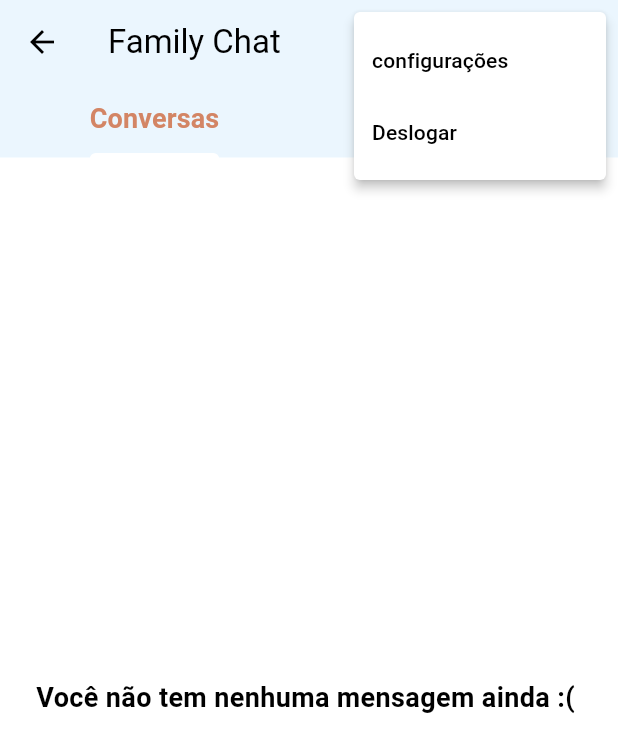
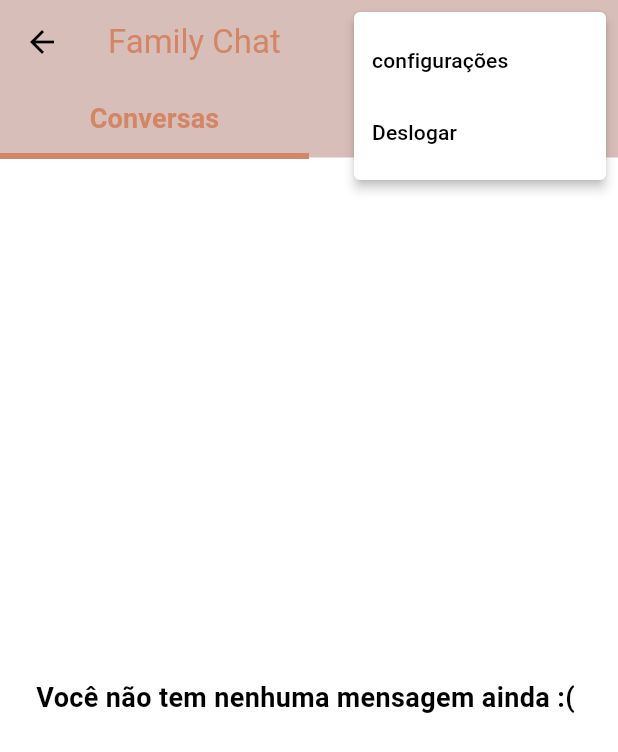
Before and after one commit to devWeslei/family_chat, a Flutter app: the Home screen opened by its route, after a tap on the "more vert" icon, on a phone screen of 412 x 824 dp. Shown: the top 752 px of the screen. Run offline on Flutter 3.47's test engine with Material 3 defaults, Android fonts, the phone set to English and light mode, and no system bars; our stand-ins replace cloud_firestore, firebase_auth, firebase_core, firebase_storage, image_picker; accounts and stored records are empty.

Commit message:
correções de layout e logica

```diff
--- a/lib/Home.dart
+++ b/lib/Home.dart
@@ -70,16 +70,23 @@ class _HomeState extends State<Home> with SingleTickerProviderStateMixin {
   Widget build(BuildContext context) {
     return Scaffold(
         appBar: AppBar(
-          title: Text("Family Chat"),
+          backgroundColor: Theme.of(context).colorScheme.secondary,
+          title: Text(
+            "Family Chat",
+            style: TextStyle(
+              color: Theme.of(context).colorScheme.primary,
+            ),
+          ),
           elevation: Platform.isIOS ? 0 : 4,
           bottom: TabBar(
+            indicatorSize: TabBarIndicatorSize.tab,
             indicatorWeight: 4,
             labelStyle: TextStyle(
               fontSize: 18,
               fontWeight: FontWeight.bold,
             ),
             controller: _tabController,
-            indicatorColor: Platform.isIOS ? Colors.grey[400] : Colors.white,
+            indicatorColor: Theme.of(context).colorScheme.primary,
             tabs: [
               Tab(
                 text: "Conversas",
```
Also changed, not shown: lib/Cadastro.dart (+11 -8 lines), lib/Configuracoes.dart (+30 -46 lines), lib/Login.dart (+3 -5 lines), lib/Mensagens.dart (+11 -13 lines), lib/main.dart (+6 -1 lines), lib/telas/AbaContatos.dart (+18 -1 lines), lib/telas/AbaConversas.dart (+21 -31 lines), pubspec.yaml (+11 -6 lines), assets/logo.png (deleted), firebase.json (added), lib/firebase_options.dart (added), pubspec.lock, 4 other files.
